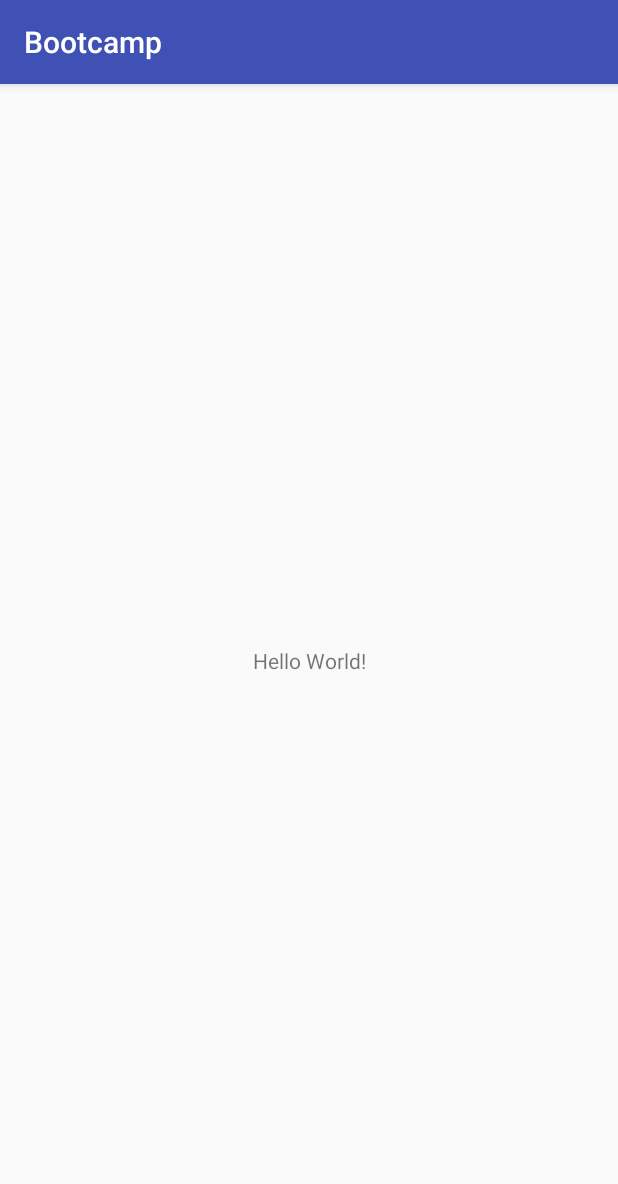
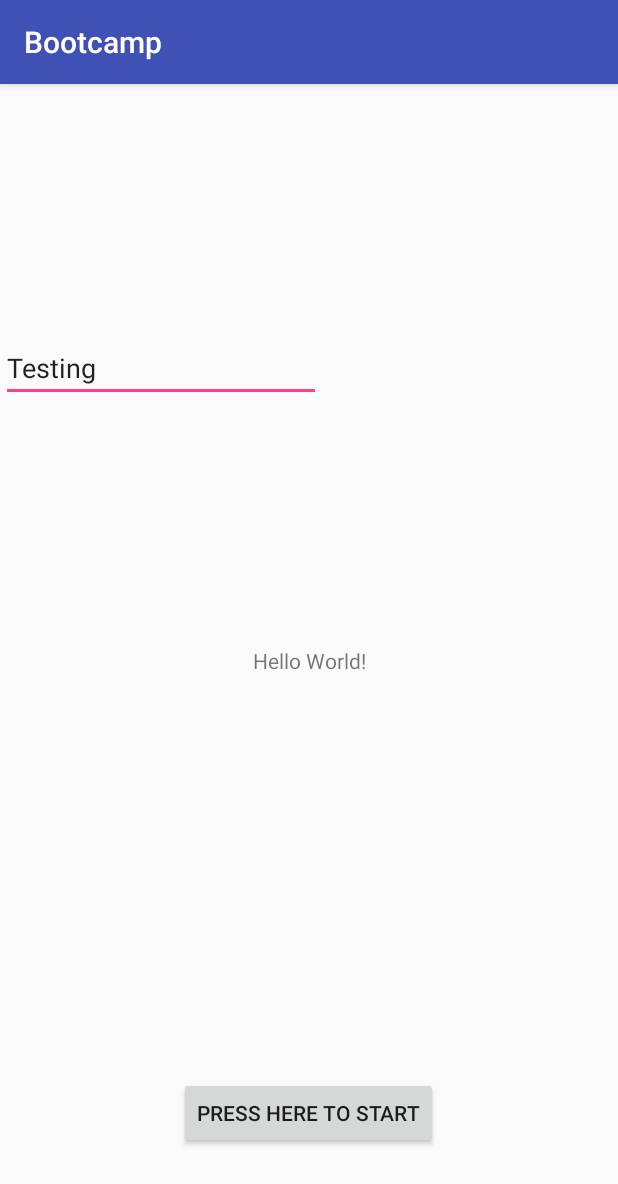
Before and after one commit to rykerish/Bootcamp, an Android app: the screen it shows after launch (MainActivity), on a phone screen of 412 x 824 dp. Shown: the top 1184 px of the screen. Run offline under Robolectric (Android 15) with nearby library versions, the phone set to English and light mode, and no system bars.

Commit message:
Add a text field and a (useless) button on the main view

```diff
--- a/app/src/main/res/layout/activity_main.xml
+++ b/app/src/main/res/layout/activity_main.xml
@@ -7,6 +7,7 @@
     tools:context=".MainActivity">
 
     <TextView
+        android:id="@+id/textView"
         android:layout_width="wrap_content"
         android:layout_height="wrap_content"
         android:text="Hello World!"
@@ -15,4 +16,36 @@
         app:layout_constraintRight_toRightOf="parent"
         app:layout_constraintTop_toTopOf="parent" />
 
+    <EditText
+        android:id="@+id/mainText"
+        android:layout_width="wrap_content"
+        android:layout_height="wrap_content"
+        android:layout_marginBottom="122dp"
+        android:layout_marginEnd="198dp"
+        android:layout_marginRight="198dp"
+        android:layout_marginTop="125dp"
+        android:ems="10"
+        android:inputType="textPersonName"
+        android:text="Testing"
+        app:layout_constraintBottom_toTopOf="@+id/textView"
+        app:layout_constraintEnd_toEndOf="parent"
+        app:layout_constraintStart_toStartOf="parent"
+        app:layout_constraintTop_toTopOf="parent" />
+
+    <Button
+        android:id="@+id/mainGoButton"
+        android:layout_width="wrap_content"
+        android:layout_height="wrap_content"
+        android:layout_marginBottom="17dp"
+        android:layout_marginEnd="119dp"
+        android:layout_marginLeft="118dp"
+        android:layout_marginRight="119dp"
+        android:layout_marginStart="118dp"
+        android:layout_marginTop="227dp"
+        android:text="Press here to start"
+        app:layout_constraintBottom_toBottomOf="parent"
+        app:layout_constraintEnd_toEndOf="parent"
+        app:layout_constraintStart_toStartOf="parent"
+        app:layout_constraintTop_toBottomOf="@+id/textView" />
+
 </android.support.constraint.ConstraintLayout>
```
